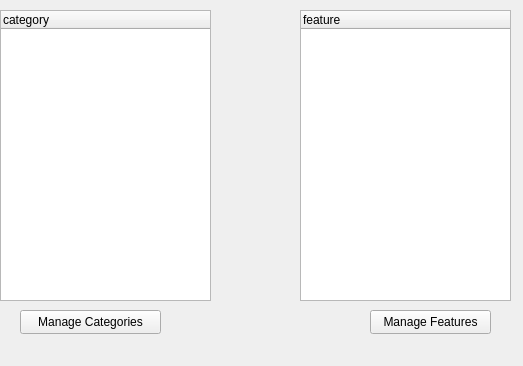
This is qt/apps/configurator/forms/init.ui in Wolframe/qtClient as Qt 5 draws it before an edit. The edited form follows.
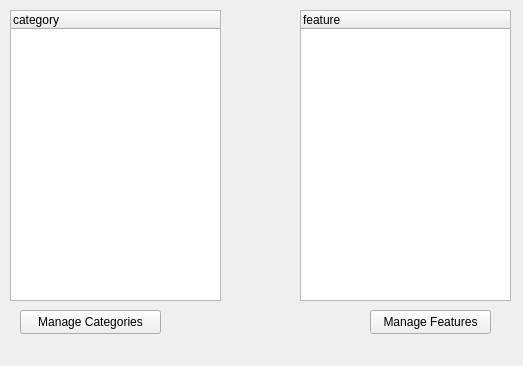
This is the edited form.

Commit message: fixed qtclient for reading structured XML groups

```diff
--- a/qt/apps/configurator/forms/init.ui
+++ b/qt/apps/configurator/forms/init.ui
@@ -48,7 +48,7 @@
   <widget class="QTreeWidget" name="category">
    <property name="geometry">
     <rect>
-     <x>0</x>
+     <x>10</x>
      <y>10</y>
      <width>211</width>
      <height>291</height>
```
Left out of the diff: 18 changed lines with no effect on the pictures. The commit also changes 2 other files.
